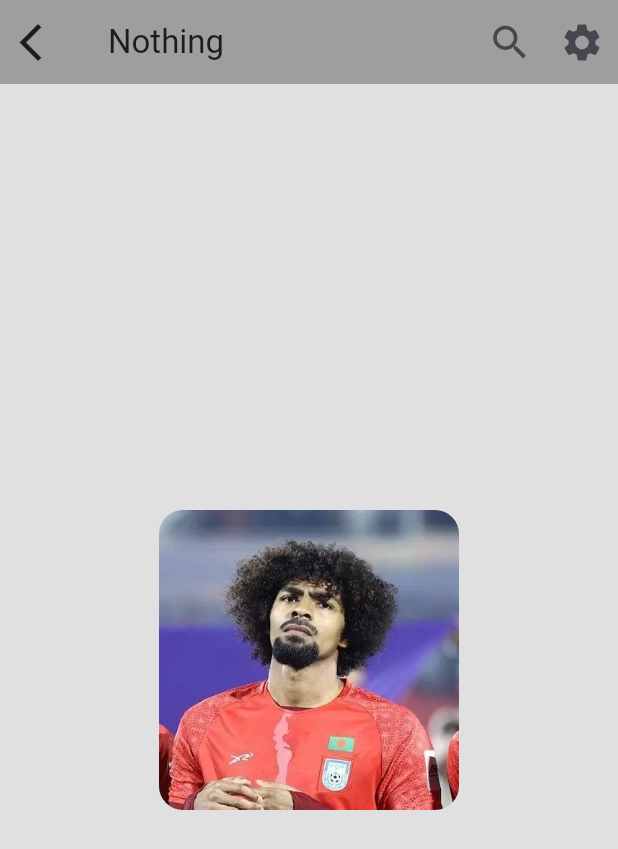
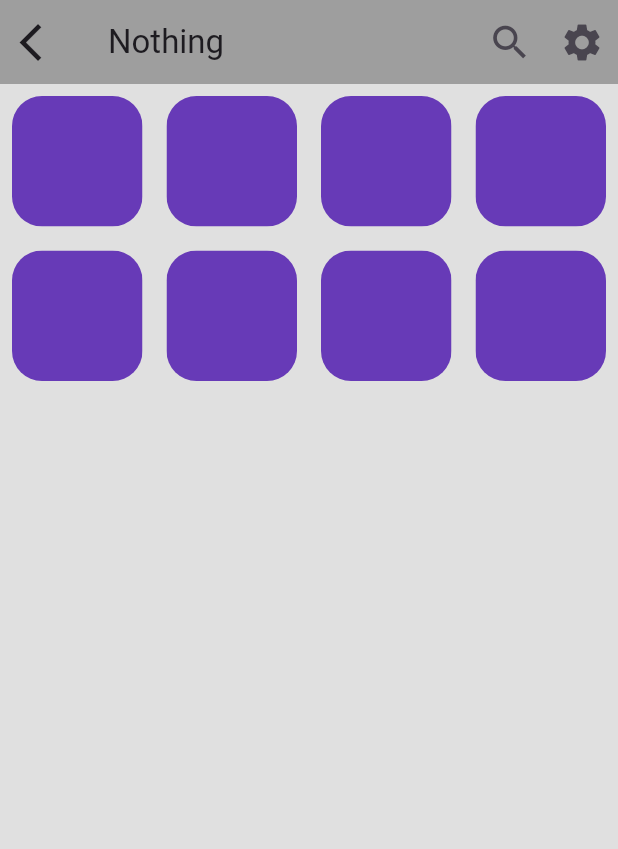
Before and after one commit to saoumiftesham/Pratice, a Flutter app: the screen it shows after launch, on a phone screen of 412 x 824 dp. Shown: the top 849 px of the screen. Run offline on Flutter 3.47's test engine with Material 3 defaults, Android fonts, the phone set to English and light mode, and no system bars.

Commit message:
Simple things of gridview

```diff
--- a/lib/body.dart
+++ b/lib/body.dart
@@ -5,18 +5,98 @@ class Body extends StatelessWidget {
 
   @override
   Widget build(BuildContext context) {
-    return Center(
-      child: ClipRRect(
-        borderRadius: BorderRadius.circular(16),
-        child: Container(
-          height: 200,
-          width: 200,
-            child: Image.asset(
-              "assets/images/Hamza.jpeg",
-              fit: BoxFit.fill,
-            )
+    return GridView.count(
+      crossAxisCount: 4,
+      children: [
+        Padding(
+          padding: const EdgeInsets.all(8.0),
+          child: ClipRRect(
+            borderRadius: BorderRadius.circular(20),
+            child: Container(
+              height: 100,
+              width: 100,
+              color: Colors.deepPurple,
+            ),
+          ),
         ),
-      ),
+        Padding(
+          padding: const EdgeInsets.all(8.0),
+          child: ClipRRect(
+            borderRadius: BorderRadius.circular(20),
+            child: Container(
+              height: 100,
+              width: 100,
+              color: Colors.deepPurple,
+            ),
+          ),
+        ),
+        Padding(
+          padding: const EdgeInsets.all(8.0),
+          child: ClipRRect(
+            borderRadius: BorderRadius.circular(20),
+            child: Container(
+              height: 100,
+              width: 100,
+              color: Colors.deepPurple,
+            ),
+          ),
+        ),
+        Padding(
+          padding: const EdgeInsets.all(8.0),
+          child: ClipRRect(
+            borderRadius: BorderRadius.circular(20),
+            child: Container(
+              height: 100,
+              width: 100,
+              color: Colors.deepPurple,
+            ),
+          ),
+        ),
+        Padding(
+          padding: const EdgeInsets.all(8.0),
+          child: ClipRRect(
+            borderRadius: BorderRadius.circular(20),
+            child: Container(
+              height: 100,
+              width: 100,
+              color: Colors.deepPurple,
+            ),
+          ),
+        ),
+        Padding(
+          padding: const EdgeInsets.all(8.0),
+          child: ClipRRect(
+            borderRadius: BorderRadius.circular(20),
+            child: Container(
+              height: 100,
+              width: 100,
+              color: Colors.deepPurple,
+            ),
+          ),
+        ),
+        Padding(
+          padding: const EdgeInsets.all(8.0),
+          child: ClipRRect(
+            borderRadius: BorderRadius.circular(20),
+            child: Container(
+              height: 100,
+              width: 100,
+              color: Colors.deepPurple,
+            ),
+          ),
+        ),
+        Padding(
+          padding: const EdgeInsets.all(8.0),
+          child: ClipRRect(
+            borderRadius: BorderRadius.circular(20),
+            child: Container(
+              height: 100,
+              width: 100,
+              color: Colors.deepPurple,
+            ),
+          ),
+        ),
+      ],
     );
   }
 }
```
Also changed, not shown: assets/images/Hamza.jpeg (deleted).
